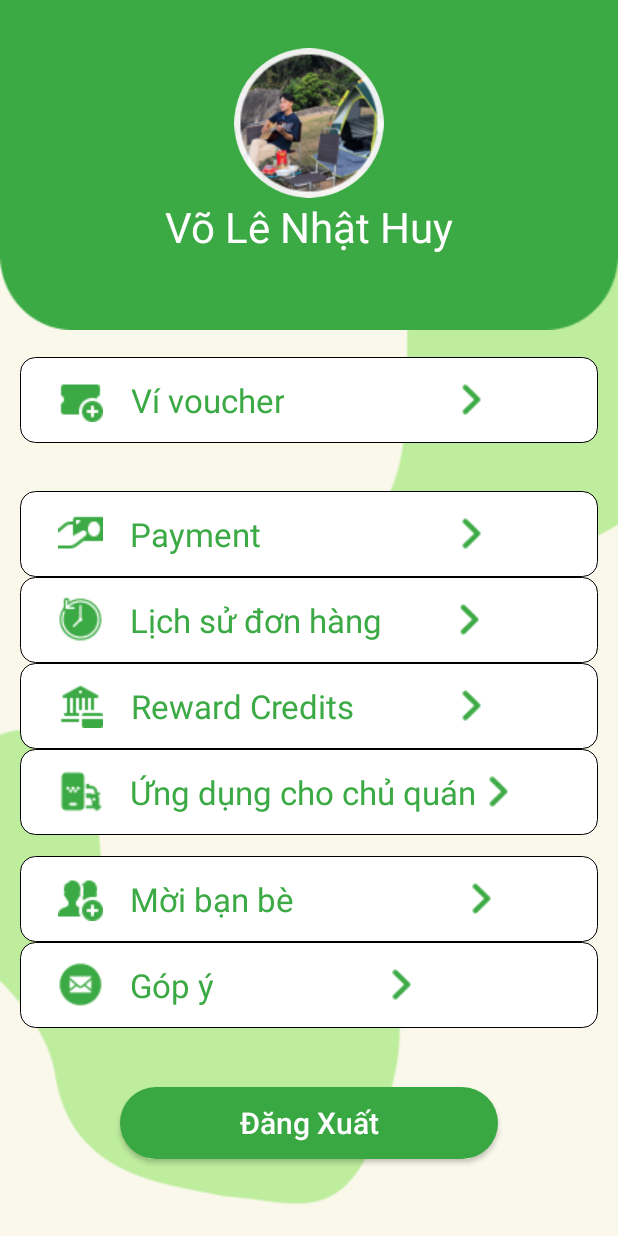
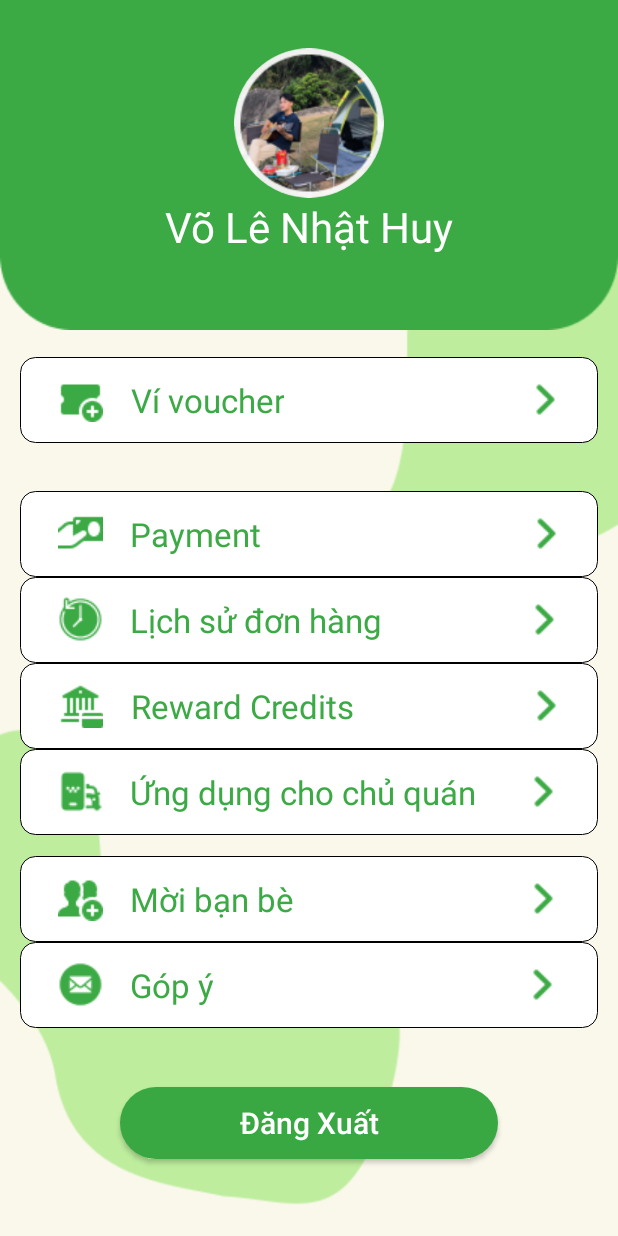
Before and after one commit to baohng/baemax, an Android app: the Profile screen opened directly, with no data from a screen before it, on a phone screen of 412 x 824 dp. Run offline under Robolectric (Android 15) with nearby library versions, the phone set to English and light mode, and no system bars; plain views replace RoundedImageView.

Commit message:
change profile ui

```diff
--- a/app/src/main/res/layout/activity_profile.xml
+++ b/app/src/main/res/layout/activity_profile.xml
@@ -79,7 +79,7 @@
                 android:layout_width="wrap_content"
                 android:layout_height="wrap_content"
                 android:src="@drawable/ic_go_next"
-                android:layout_marginStart="110dp"/>
+                android:layout_marginStart="159dp"/>
         </LinearLayout>
 
         <LinearLayout
@@ -112,7 +112,7 @@
                 android:layout_width="wrap_content"
                 android:layout_height="wrap_content"
                 android:src="@drawable/ic_go_next"
-                android:layout_marginStart="125dp"/>
+                android:layout_marginStart="175dp"/>
         </LinearLayout>
         <LinearLayout
             android:id="@+id/layoutFeaturesItem3"
@@ -143,7 +143,7 @@
                 android:layout_width="wrap_content"
                 android:layout_height="wrap_content"
                 android:src="@drawable/ic_go_next"
-                android:layout_marginStart="43dp"/>
+                android:layout_marginStart="93dp"/>
         </LinearLayout>
         <LinearLayout
             android:id="@+id/layoutFeaturesItem4"
@@ -174,7 +174,7 @@
                 android:layout_width="wrap_content"
                 android:layout_height="wrap_content"
                 android:src="@drawable/ic_go_next"
-                android:layout_marginStart="63dp"/>
+                android:layout_marginStart="113dp"/>
         </LinearLayout>
         <LinearLayout
             android:id="@+id/layoutFeaturesItem5"
@@ -205,7 +205,7 @@
                 android:layout_width="wrap_content"
                 android:layout_height="wrap_content"
                 android:src="@drawable/ic_go_next"
-                android:layout_marginStart="0dp"/>
+                android:layout_marginStart="30dp"/>
         </LinearLayout>
 
         <LinearLayout
@@ -238,7 +238,7 @@
                 android:layout_width="wrap_content"
                 android:layout_height="wrap_content"
                 android:src="@drawable/ic_go_next"
-                android:layout_marginStart="110dp"/>
+                android:layout_marginStart="151dp"/>
         </LinearLayout>
         <LinearLayout
             android:id="@+id/layoutFeaturesItem7"
@@ -269,7 +269,7 @@
                 android:layout_width="wrap_content"
                 android:layout_height="wrap_content"
                 android:src="@drawable/ic_go_next"
-                android:layout_marginStart="110dp"/>
+                android:layout_marginStart="204dp"/>
         </LinearLayout>
 
     </LinearLayout>
```
